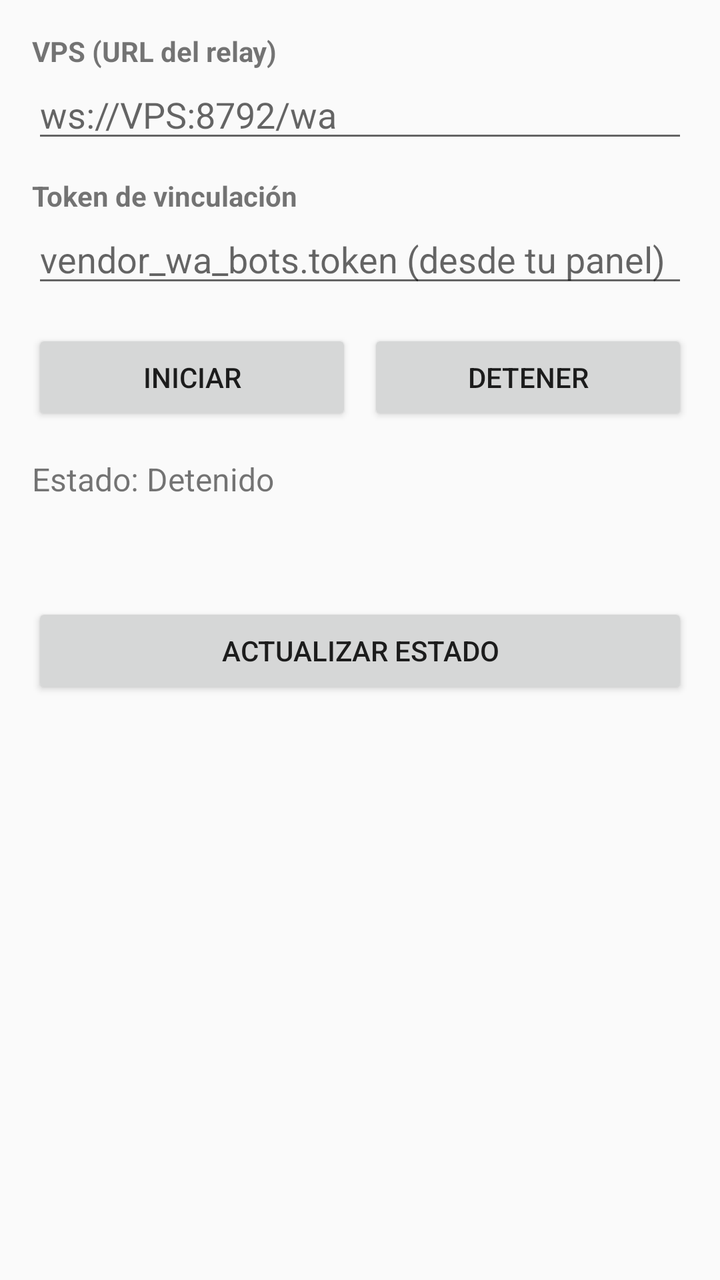
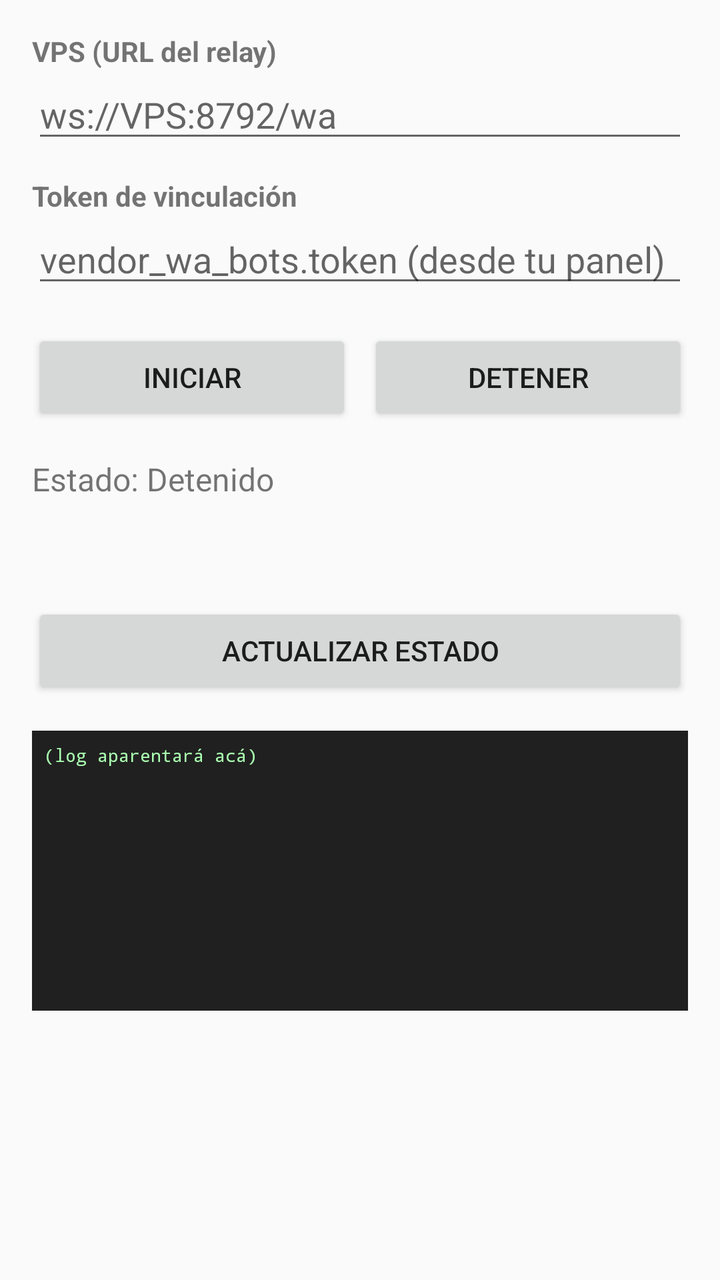

The first picture is an Android layout as it rendered before a commit; the second is the same layout after the commit. The layout source and the unified diff follow.
<!-- AndroidManifest.xml: application theme Theme.PortalWaL.link -->
<!-- res/layout/activity_main.xml -->
<?xml version="1.0" encoding="utf-8"?>
<LinearLayout xmlns:android="http://schemas.android.com/apk/res/android"
    android:orientation="vertical"
    android:padding="16dp"
    android:layout_width="match_parent"
    android:layout_height="match_parent">

    <TextView
        android:layout_width="wrap_content"
        android:layout_height="wrap_content"
        android:text="VPS (URL del relay)"
        android:textStyle="bold" />

    <EditText
        android:id="@+id/vpsUrl"
        android:layout_width="match_parent"
        android:layout_height="wrap_content"
        android:hint="ws://VPS:8792/wa"
        android:inputType="textUri" />

    <TextView
        android:layout_width="wrap_content"
        android:layout_height="wrap_content"
        android:layout_marginTop="12dp"
        android:text="Token de vinculación"
        android:textStyle="bold" />

    <EditText
        android:id="@+id/token"
        android:layout_width="match_parent"
        android:layout_height="wrap_content"
        android:hint="vendor_wa_bots.token (desde tu panel)"
        android:inputType="text" />

    <LinearLayout
        android:orientation="horizontal"
        android:layout_width="match_parent"
        android:layout_height="wrap_content"
        android:layout_marginTop="16dp">

        <Button
            android:id="@+id/start"
            android:layout_width="0dp"
            android:layout_weight="1"
            android:layout_height="wrap_content"
            android:text="Iniciar" />

        <Button
            android:id="@+id/stop"
            android:layout_width="0dp"
            android:layout_weight="1"
            android:layout_height="wrap_content"
            android:layout_marginStart="8dp"
            android:text="Detener" />
    </LinearLayout>

    <TextView
        android:id="@+id/status"
        android:layout_width="match_parent"
        android:layout_height="wrap_content"
        android:layout_marginTop="16dp"
        android:text="Estado: Detenido"
        android:textSize="16sp" />

    <TextView
        android:id="@+id/pairing"
        android:layout_width="match_parent"
        android:layout_height="wrap_content"
        android:layout_marginTop="8dp"
        android:text=""
        android:textSize="20sp"
        android:textStyle="bold" />

    <Button
        android:id="@+id/refresh"
        android:layout_width="match_parent"
        android:layout_height="wrap_content"
        android:layout_marginTop="16dp"
        android:text="Actualizar estado" />

    
    <ImageView
        android:id="@+id/qrImage"
        android:layout_width="280dp"
        android:layout_height="280dp"
        android:layout_gravity="center_horizontal"
        android:layout_marginTop="16dp"
        android:layout_marginBottom="16dp"
        android:visibility="gone"
        android:scaleType="fitCenter"
        android:adjustViewBounds="true" />
</LinearLayout>
<!-- resources referenced by this layout -->
<resources>
  <style name="Theme.PortalWaL.link" parent="Theme.AppCompat.Light.DarkActionBar" />
</resources>

<!-- the commit's change to res/layout/activity_main.xml (unified diff, before → after) -->
@@ -79,6 +79,24 @@
         android:text="Actualizar estado" />
 
     
+    <ScrollView
+        android:layout_width="match_parent"
+        android:layout_height="140dp"
+        android:layout_marginTop="16dp"
+        android:background="#202020"
+        android:padding="6dp">
+
+        <TextView
+            android:id="@+id/logView"
+            android:layout_width="match_parent"
+            android:layout_height="wrap_content"
+            android:textColor="#AAFFB0"
+            android:textSize="9sp"
+            android:typeface="monospace"
+            android:text="(log aparentará acá)" />
+    </ScrollView>
+
+    
     <ImageView
         android:id="@+id/qrImage"
         android:layout_width="280dp"
